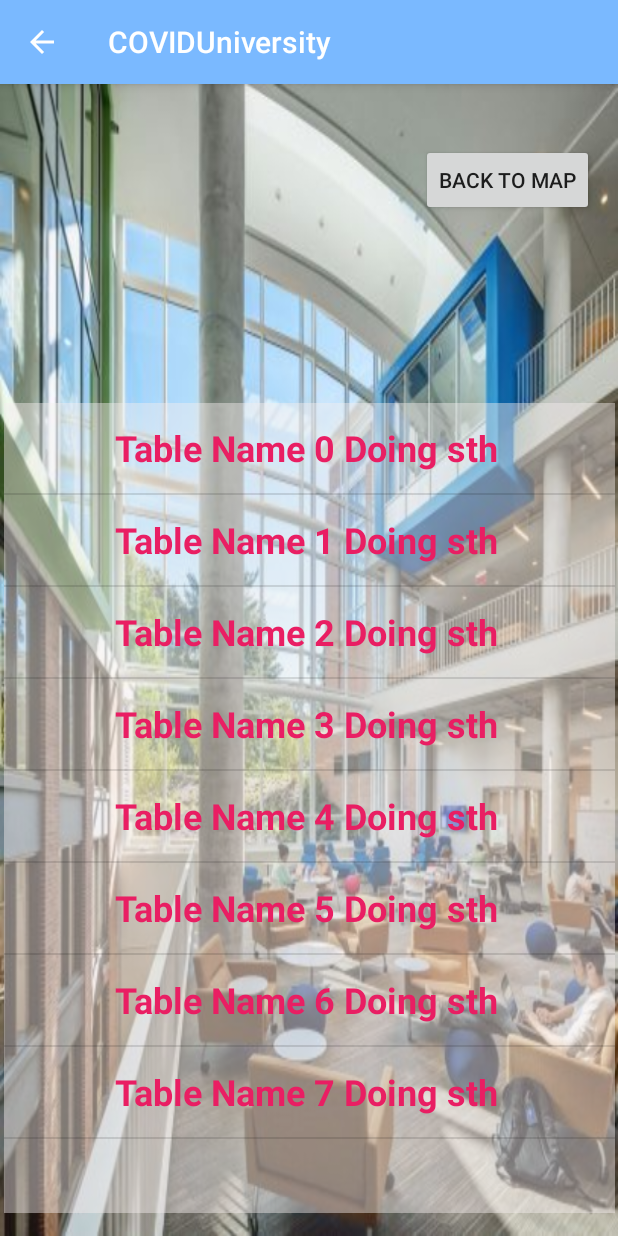
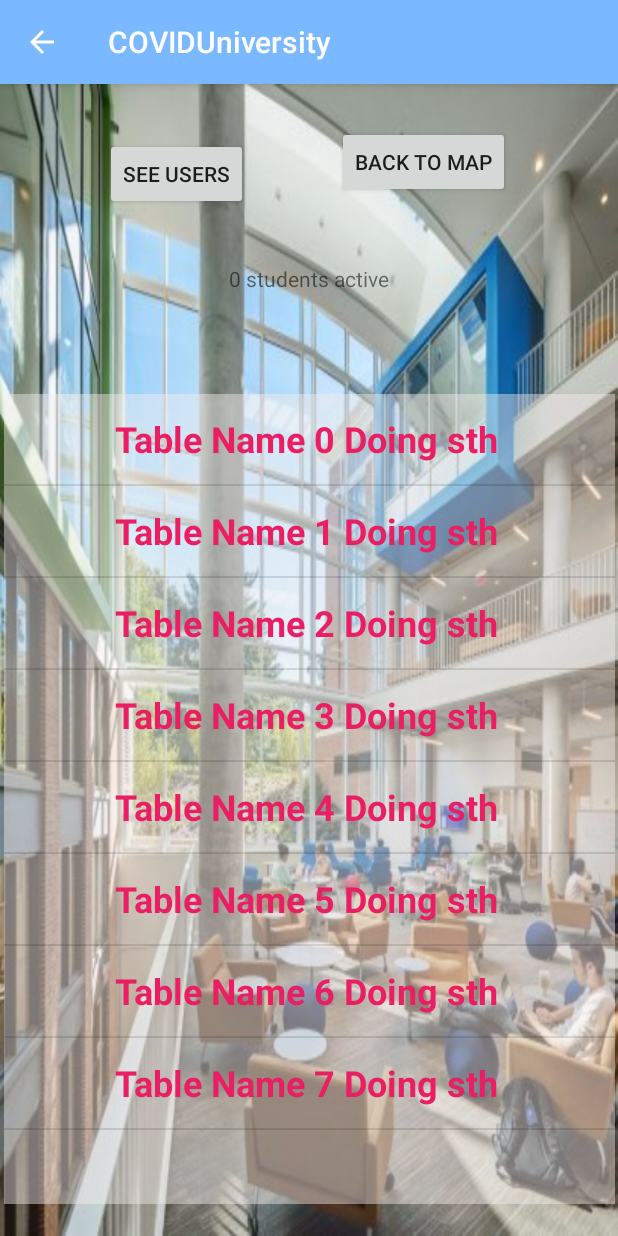
Before and after one commit to jack-van-holland/COVIDUniversity, an Android app: the Brody screen opened directly, with no data from a screen before it, on a phone screen of 412 x 824 dp. Run offline under Robolectric (Android 15) with nearby library versions, the phone set to English and light mode, and no system bars; our stand-ins replace Firebase (no records; nobody signed in at launch, a user with empty details on screens opened directly).

```diff
--- a/app/src/main/java/com/example/coviduniversity/Brody.java
+++ b/app/src/main/java/com/example/coviduniversity/Brody.java
@@ -5,8 +5,10 @@ import android.content.pm.ActivityInfo;
 import android.os.Bundle;
 import android.util.Log;
 import android.view.View;
-import android.view.WindowManager;
+import android.widget.Button;
+import android.widget.TextView;
 
+import androidx.annotation.NonNull;
 import androidx.appcompat.app.AppCompatActivity;
 import androidx.recyclerview.widget.DividerItemDecoration;
 import androidx.recyclerview.widget.LinearLayoutManager;
@@ -14,8 +16,11 @@ import androidx.recyclerview.widget.RecyclerView;
 
 import com.google.firebase.auth.FirebaseAuth;
 import com.google.firebase.auth.FirebaseUser;
+import com.google.firebase.database.DataSnapshot;
+import com.google.firebase.database.DatabaseError;
 import com.google.firebase.database.DatabaseReference;
 import com.google.firebase.database.FirebaseDatabase;
+import com.google.firebase.database.ValueEventListener;
 
 import java.util.ArrayList;
 
@@ -59,6 +64,28 @@ public class Brody extends AppCompatActivity {
        // existing_table.addItemDecoration(new DividerItemDecoration(getApplicationContext(), DividerItemDecoration.VERTICAL));
         populateList();
         buildRecyclerView();
+        dbref.child("brody").addValueEventListener(new ValueEventListener() {
+            @Override
+            public void onDataChange(@NonNull DataSnapshot dataSnapshot) {
+                TextView brodyNum = findViewById(R.id.numUsers);
+                long num = dataSnapshot.getChildrenCount();
+                brodyNum.setText(String.valueOf(num) + " students active");
+            }
+
+            @Override
+            public void onCancelled(@NonNull DatabaseError databaseError) {
+
+            }
+        });
+
+        Button users = findViewById(R.id.Users);
+        users.setOnClickListener(new View.OnClickListener() {
+            @Override
+            public void onClick(View v) {
+                Intent intent = new Intent(Brody.this, statusPage.class);
+                startActivity(intent);
+            }
+        });
 
     }
 
--- a/app/src/main/res/layout/activity_brody.xml
+++ b/app/src/main/res/layout/activity_brody.xml
@@ -11,9 +11,9 @@
         android:id="@+id/brody_back_to_map"
         android:layout_width="wrap_content"
         android:layout_height="wrap_content"
-        android:layout_marginTop="40dp"
-        android:layout_marginEnd="16dp"
-        android:layout_marginRight="16dp"
+        android:layout_marginTop="28dp"
+        android:layout_marginEnd="72dp"
+        android:layout_marginRight="72dp"
         android:text="Back to map"
         app:layout_constraintEnd_toEndOf="parent"
         app:layout_constraintTop_toTopOf="parent" />
@@ -29,4 +29,27 @@
         app:layout_constraintEnd_toEndOf="parent"
         app:layout_constraintStart_toStartOf="parent"
         app:layout_constraintTop_toBottomOf="@+id/brody_back_to_map" />
+
+    <Button
+        android:id="@+id/Users"
+        android:layout_width="wrap_content"
+        android:layout_height="wrap_content"
+        android:layout_marginStart="56dp"
+        android:layout_marginLeft="56dp"
+        android:layout_marginTop="36dp"
+        android:text="See Users"
+        app:layout_constraintEnd_toStartOf="@+id/brody_back_to_map"
+        app:layout_constraintHorizontal_bias="0.191"
+        app:layout_constraintStart_toStartOf="parent"
+        app:layout_constraintTop_toTopOf="parent" />
+
+    <TextView
+        android:id="@+id/numUsers"
+        android:layout_width="wrap_content"
+        android:layout_height="wrap_content"
+        android:layout_marginTop="120dp"
+        android:text="TextView"
+        app:layout_constraintEnd_toEndOf="parent"
+        app:layout_constraintStart_toStartOf="parent"
+        app:layout_constraintTop_toTopOf="parent" />
 </androidx.constraintlayout.widget.ConstraintLayout>
```
Also changed, not shown: app/src/main/AndroidManifest.xml (+9 -8 lines), app/src/main/java/com/example/coviduniversity/statusPage.java (added, +14 -0 lines), app/src/main/res/layout/activity_status_page.xml (added, +9 -0 lines).
